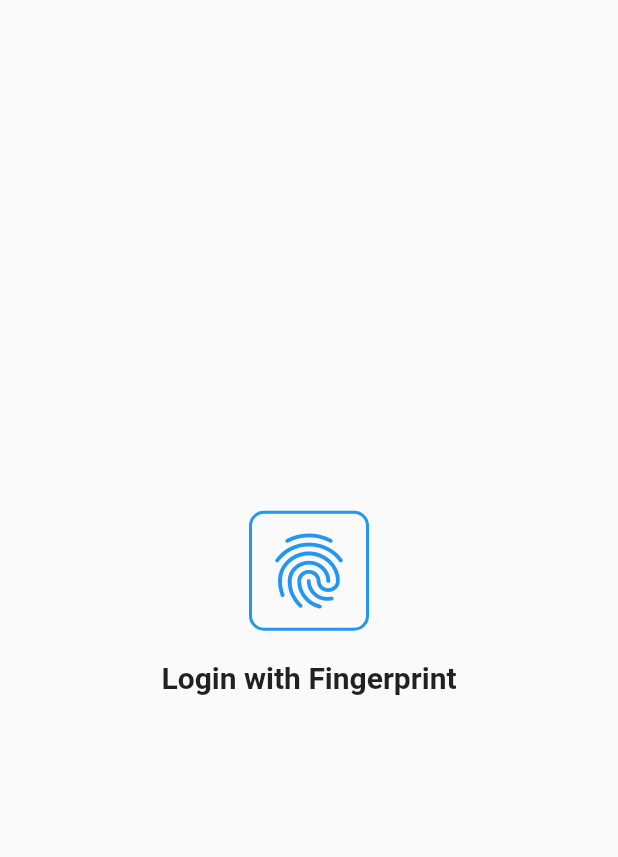
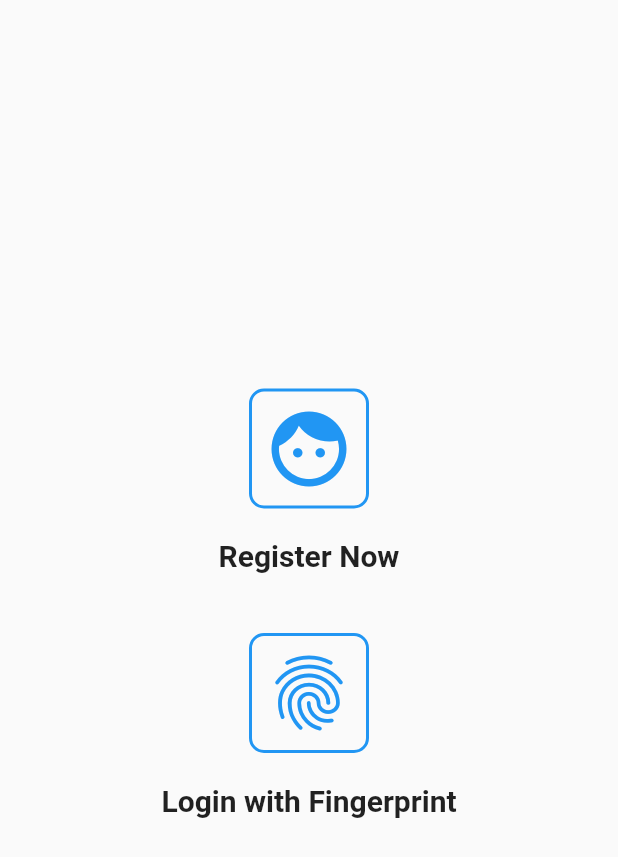
Before and after one commit to aminnaeem/biometric_app, a Flutter app: the screen it shows after launch, on a phone screen of 412 x 824 dp. Shown: the top 857 px of the screen. Run offline on Flutter 3.47's test engine with Material 2 defaults, Android fonts, the phone set to English and light mode, and no system bars; our stand-ins replace animated_splash_screen, firebase_auth, firebase_core, local_auth; accounts and stored records are empty.

Commit message:
updating UI

```diff
--- a/lib/login/login_view.dart
+++ b/lib/login/login_view.dart
@@ -1,4 +1,5 @@
 import 'package:biometric_app/login/login_screen.dart';
+import 'package:biometric_app/register/registeration_button.dart';
 import 'package:flutter/material.dart';
 
 class LoginView extends StatelessWidget {
@@ -8,7 +9,11 @@ class LoginView extends StatelessWidget {
   Widget build(BuildContext context) {
     return Scaffold(
       body: Center(
-        child: GestureDetector(
+        child: Column(
+          mainAxisAlignment: MainAxisAlignment.center,
+          children: [
+            RegisterationButton(),
+            GestureDetector(
               onTap: () => Navigator.push(context, MaterialPageRoute(builder: ((context) => LoginScreen()))),
               child: Column(
                 mainAxisAlignment: MainAxisAlignment.center,
@@ -42,6 +47,8 @@ class LoginView extends StatelessWidget {
                 ],
               ),
             ),
+          ],
+        ),
       ),
     );
   }
--- a/lib/main.dart
+++ b/lib/main.dart
@@ -1,6 +1,7 @@
 import 'package:animated_splash_screen/animated_splash_screen.dart';
 import 'package:biometric_app/login/login_view.dart';
 import 'package:biometric_app/splash/splash_screen.dart';
+import 'package:firebase_auth/firebase_auth.dart';
 import 'package:flutter/material.dart';
 import 'package:firebase_core/firebase_core.dart';
 import 'firebase_options.dart';
--- /dev/null
+++ b/lib/register/registeration_button.dart
@@ -0,0 +1,47 @@
+import 'package:biometric_app/register/registeration_screen.dart';
+import 'package:flutter/material.dart';
+
+class RegisterationButton extends StatelessWidget {
+  const RegisterationButton({super.key});
+
+  @override
+  Widget build(BuildContext context) {
+    return Padding(
+      padding: const EdgeInsets.only(bottom: 20),
+      child: GestureDetector(
+        onTap: () => Navigator.push(context, MaterialPageRoute(builder: ((context) => RegisterationScreen()))),
+        child: Column(
+          mainAxisAlignment: MainAxisAlignment.center,
+          children: [
+            Container(
+              height: 80,
+              width: 80,
+              decoration: BoxDecoration(
+                border: Border.all(
+                  width: 2,
+                  color: Colors.blue
+                ),
+                borderRadius: BorderRadius.circular(10)
+              ),
+              child: const Icon(
+                Icons.face,
+                color: Colors.blue,
+                size: 60,
+              ),
+            ),
+            const Padding(
+              padding: EdgeInsets.symmetric(vertical: 20),
+              child: Text(
+                'Register Now',
+                style: TextStyle(
+                  fontSize: 20,
+                  fontWeight: FontWeight.bold
+                ),
+              ),
+            )
+          ],
+        ),
+      ),
+    );
+  }
+}
--- /dev/null
+++ b/lib/register/registeration_screen.dart
@@ -0,0 +1,10 @@
+import 'package:flutter/material.dart';
+
+class RegisterationScreen extends StatelessWidget {
+  const RegisterationScreen({super.key});
+
+  @override
+  Widget build(BuildContext context) {
+    return const Placeholder();
+  }
+}
```
Lines whose indentation alone changed are shown as unchanged.
